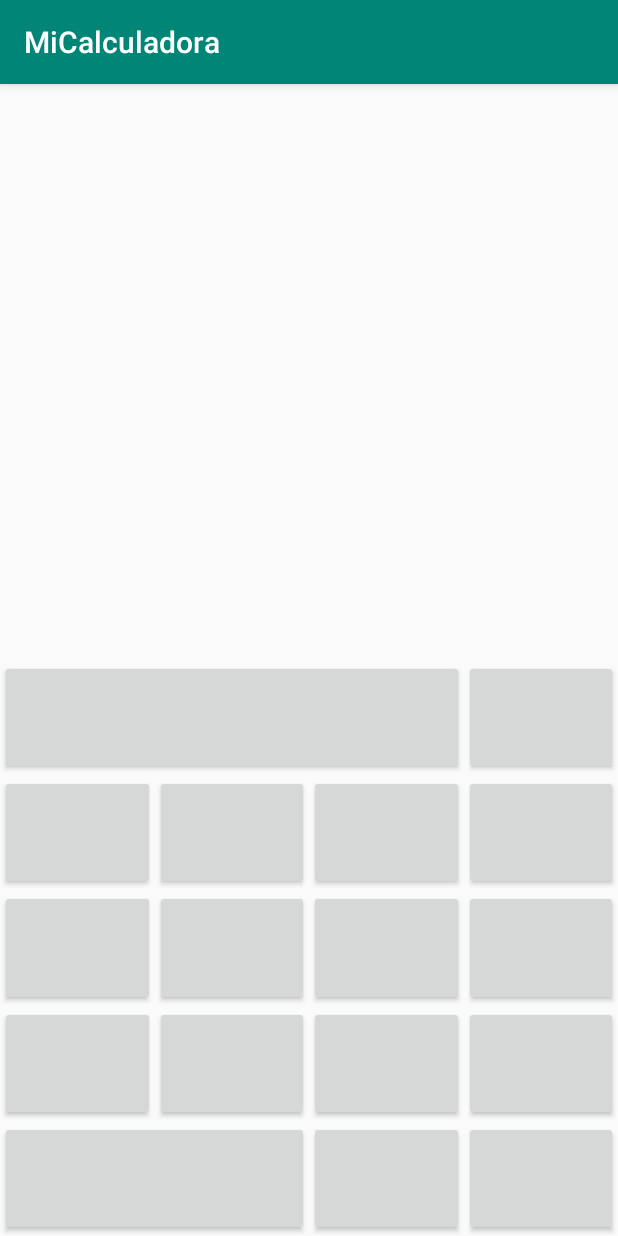
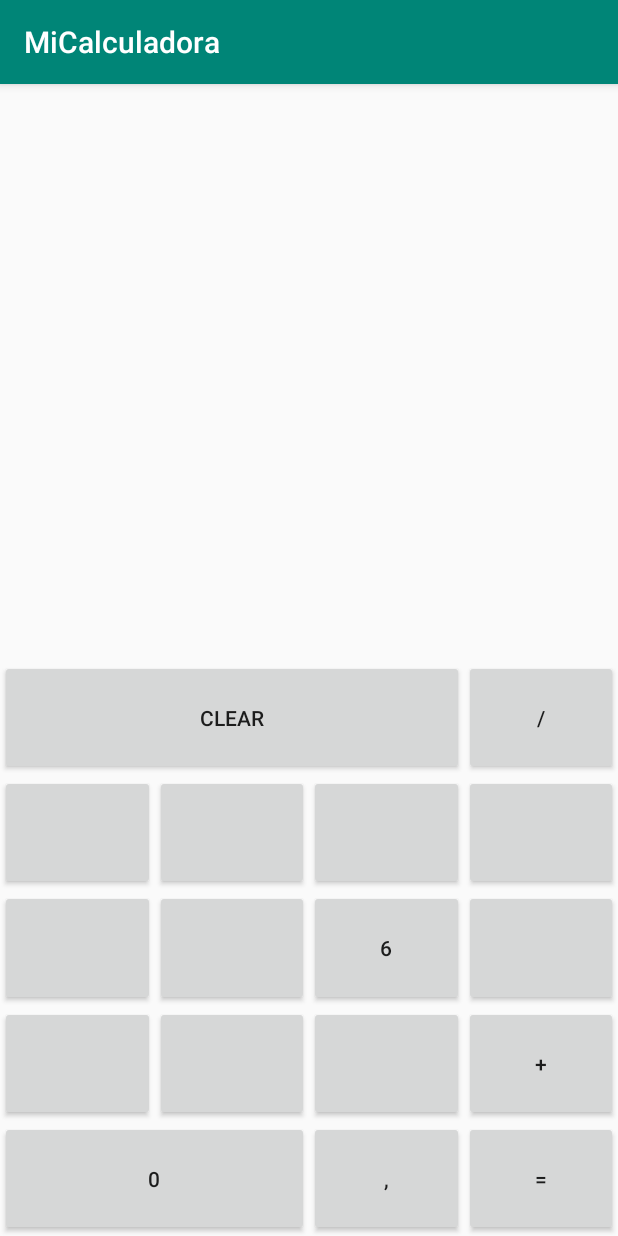
Before and after one commit to SheilaNieva/MiCalculadora, an Android app: the screen it shows after launch (MainActivity), on a phone screen of 412 x 824 dp. Run offline under Robolectric (Android 15) with nearby library versions, the phone set to English and light mode, and no system bars.

Commit message:
String asociados a los botones

```diff
--- a/app/src/main/res/layout/activity_main.xml
+++ b/app/src/main/res/layout/activity_main.xml
@@ -103,155 +103,173 @@
 
     <androidx.appcompat.widget.AppCompatButton
         android:id="@+id/btn0"
+        android:layout_width="0dp"
+        android:layout_height="0dp"
+        android:text="@string/botonCero"
         app:layout_constraintBottom_toTopOf="@id/gHor1"
         app:layout_constraintEnd_toStartOf="@id/gVer3"
         app:layout_constraintStart_toEndOf="@+id/gVer1"
-        app:layout_constraintTop_toBottomOf="@id/gHor2"
-        android:layout_width="0dp"
-        android:layout_height="0dp"/>
+        app:layout_constraintTop_toBottomOf="@id/gHor2" />
 
     <androidx.appcompat.widget.AppCompatButton
         android:id="@+id/btnComa"
+        android:layout_width="0dp"
+        android:layout_height="0dp"
+        android:text="@string/botonComa"
         app:layout_constraintBottom_toTopOf="@id/gHor1"
         app:layout_constraintEnd_toStartOf="@id/gVer4"
         app:layout_constraintStart_toEndOf="@+id/gVer3"
-        app:layout_constraintTop_toBottomOf="@id/gHor2"
-        android:layout_width="0dp"
-        android:layout_height="0dp"/>
+        app:layout_constraintTop_toBottomOf="@id/gHor2" />
 
     <androidx.appcompat.widget.AppCompatButton
         android:id="@+id/btnIgual"
+        android:layout_width="0dp"
+        android:layout_height="0dp"
+        android:text="@string/botonIgual"
         app:layout_constraintBottom_toTopOf="@id/gHor1"
         app:layout_constraintEnd_toStartOf="@id/gVer5"
         app:layout_constraintStart_toEndOf="@+id/gVer4"
-        app:layout_constraintTop_toBottomOf="@id/gHor2"
-        android:layout_width="0dp"
-        android:layout_height="0dp"/>
+        app:layout_constraintTop_toBottomOf="@id/gHor2" />
 
     <androidx.appcompat.widget.AppCompatButton
         android:id="@+id/btnPlus"
+        android:layout_width="0dp"
+        android:layout_height="0dp"
+        android:text="@string/botonPlus"
         app:layout_constraintBottom_toTopOf="@id/gHor2"
         app:layout_constraintEnd_toStartOf="@id/gVer5"
         app:layout_constraintStart_toEndOf="@+id/gVer4"
-        app:layout_constraintTop_toBottomOf="@id/gHor3"
-        android:layout_width="0dp"
-        android:layout_height="0dp"/>
+        app:layout_constraintTop_toBottomOf="@id/gHor3" />
 
     <androidx.appcompat.widget.AppCompatButton
         android:id="@+id/btn1"
+        android:layout_width="0dp"
+        android:layout_height="0dp"
         app:layout_constraintBottom_toTopOf="@id/gHor2"
         app:layout_constraintEnd_toStartOf="@id/gVer2"
         app:layout_constraintStart_toEndOf="@+id/gVer1"
         app:layout_constraintTop_toBottomOf="@id/gHor3"
-        android:layout_width="0dp"
-        android:layout_height="0dp"/>
+        tools:text="@string/botonUno" />
 
     <androidx.appcompat.widget.AppCompatButton
         android:id="@+id/btn2"
+        android:layout_width="0dp"
+        android:layout_height="0dp"
         app:layout_constraintBottom_toTopOf="@id/gHor2"
         app:layout_constraintEnd_toStartOf="@id/gVer3"
         app:layout_constraintStart_toEndOf="@+id/gVer2"
         app:layout_constraintTop_toBottomOf="@id/gHor3"
-        android:layout_width="0dp"
-        android:layout_height="0dp"/>
+        tools:text="@string/botonDos" />
 
     <androidx.appcompat.widget.AppCompatButton
         android:id="@+id/bt3"
+        android:layout_width="0dp"
+        android:layout_height="0dp"
         app:layout_constraintBottom_toTopOf="@id/gHor2"
         app:layout_constraintEnd_toStartOf="@id/gVer4"
         app:layout_constraintStart_toEndOf="@+id/gVer3"
         app:layout_constraintTop_toBottomOf="@id/gHor3"
-        android:layout_width="0dp"
-        android:layout_height="0dp"/>
+        tools:text="@string/botonTres" />
 
     <androidx.appcompat.widget.AppCompatButton
         android:id="@+id/btn4"
+        android:layout_width="0dp"
+        android:layout_height="0dp"
         app:layout_constraintBottom_toTopOf="@id/gHor3"
         app:layout_constraintEnd_toStartOf="@id/gVer2"
         app:layout_constraintStart_toEndOf="@+id/gVer1"
         app:layout_constraintTop_toBottomOf="@id/gHor4"
-        android:layout_width="0dp"
-        android:layout_height="0dp"/>
+        tools:text="@string/botonCuatro" />
 
     <androidx.appcompat.widget.AppCompatButton
         android:id="@+id/btn5"
+        android:layout_width="0dp"
+        android:layout_height="0dp"
         app:layout_constraintBottom_toTopOf="@id/gHor3"
         app:layout_constraintEnd_toStartOf="@id/gVer3"
         app:layout_constraintStart_toEndOf="@+id/gVer2"
         app:layout_constraintTop_toBottomOf="@id/gHor4"
-        android:layout_width="0dp"
-        android:layout_height="0dp"/>
+        tools:text="@string/botonCinco" />
 
     <androidx.appcompat.widget.AppCompatButton
         android:id="@+id/btn6"
+        android:layout_width="0dp"
+        android:layout_height="0dp"
+        android:text="@string/botonSeis"
         app:layout_constraintBottom_toTopOf="@id/gHor3"
         app:layout_constraintEnd_toStartOf="@id/gVer4"
         app:layout_constraintStart_toEndOf="@+id/gVer3"
-        app:layout_constraintTop_toBottomOf="@id/gHor4"
-        android:layout_width="0dp"
-        android:layout_height="0dp"/>
+        app:layout_constraintTop_toBottomOf="@id/gHor4" />
 
     <androidx.appcompat.widget.AppCompatButton
         android:id="@+id/btnMinus"
+        android:layout_width="0dp"
+        android:layout_height="0dp"
         app:layout_constraintBottom_toTopOf="@id/gHor3"
         app:layout_constraintEnd_toStartOf="@id/gVer5"
         app:layout_constraintStart_toEndOf="@+id/gVer4"
         app:layout_constraintTop_toBottomOf="@id/gHor4"
-        android:layout_width="0dp"
-        android:layout_height="0dp"/>
+        tools:text="@string/botonMinus" />
 
     <androidx.appcompat.widget.AppCompatButton
         android:id="@+id/btn7"
+        android:layout_width="0dp"
+        android:layout_height="0dp"
         app:layout_constraintBottom_toTopOf="@id/gHor4"
         app:layout_constraintEnd_toStartOf="@id/gVer2"
         app:layout_constraintStart_toEndOf="@+id/gVer1"
         app:layout_constraintTop_toBottomOf="@id/gHor5"
-        android:layout_width="0dp"
-        android:layout_height="0dp"/>
+        tools:text="@string/botonSiete" />
 
     <androidx.appcompat.widget.AppCompatButton
         android:id="@+id/btn8"
+        android:layout_width="0dp"
+        android:layout_height="0dp"
         app:layout_constraintBottom_toTopOf="@id/gHor4"
         app:layout_constraintEnd_toStartOf="@id/gVer3"
         app:layout_constraintStart_toEndOf="@+id/gVer2"
         app:layout_constraintTop_toBottomOf="@id/gHor5"
-        android:layout_width="0dp"
-        android:layout_height="0dp"/>
+        tools:text="@string/botonOcho" />
 
     <androidx.appcompat.widget.AppCompatButton
         android:id="@+id/btn9"
+        android:layout_width="0dp"
+        android:layout_height="0dp"
         app:layout_constraintBottom_toTopOf="@id/gHor4"
         app:layout_constraintEnd_toStartOf="@id/gVer4"
         app:layout_constraintStart_toEndOf="@+id/gVer3"
         app:layout_constraintTop_toBottomOf="@id/gHor5"
-        android:layout_width="0dp"
-        android:layout_height="0dp"/>
+        tools:text="@string/botonNueve" />
 
     <androidx.appcompat.widget.AppCompatButton
         android:id="@+id/btnMul"
+        android:layout_width="0dp"
+        android:layout_height="0dp"
         app:layout_constraintBottom_toTopOf="@id/gHor4"
         app:layout_constraintEnd_toStartOf="@id/gVer5"
         app:layout_constraintStart_toEndOf="@+id/gVer4"
         app:layout_constraintTop_toBottomOf="@id/gHor5"
-        android:layout_width="0dp"
-        android:layout_height="0dp"/>
+        tools:text="@string/botonMul" />
 
     <androidx.appcompat.widget.AppCompatButton
         android:id="@+id/btnClear"
+        android:layout_width="0dp"
+        android:layout_height="0dp"
+        android:text="@string/botonClear"
         app:layout_constraintBottom_toTopOf="@id/gHor5"
         app:layout_constraintEnd_toStartOf="@id/gVer4"
         app:layout_constraintStart_toEndOf="@+id/gVer1"
-        app:layout_constraintTop_toBottomOf="@id/gHor6"
-        android:layout_width="0dp"
-        android:layout_height="0dp"/>
+        app:layout_constraintTop_toBottomOf="@id/gHor6" />
+
     <androidx.appcompat.widget.AppCompatButton
         android:id="@+id/btnDiv"
+        android:layout_width="0dp"
+        android:layout_height="0dp"
+        android:text="@string/botonDiv"
         app:layout_constraintBottom_toTopOf="@id/gHor5"
         app:layout_constraintEnd_toStartOf="@id/gVer5"
         app:layout_constraintStart_toEndOf="@+id/gVer4"
-        app:layout_constraintTop_toBottomOf="@id/gHor6"
-        android:layout_width="0dp"
-        android:layout_height="0dp"/>
+        app:layout_constraintTop_toBottomOf="@id/gHor6" />
 
 
 </androidx.constraintlayout.widget.ConstraintLayout>
--- a/app/src/main/res/values/strings.xml
+++ b/app/src/main/res/values/strings.xml
@@ -16,6 +16,7 @@
     <string name="botonMinus">-</string>
     <string name="botonClear">Clear</string>
     <string name="botonDiv">/</string>
+    <string name="botonIgual">=</string>
 
 
 </resources>
```
